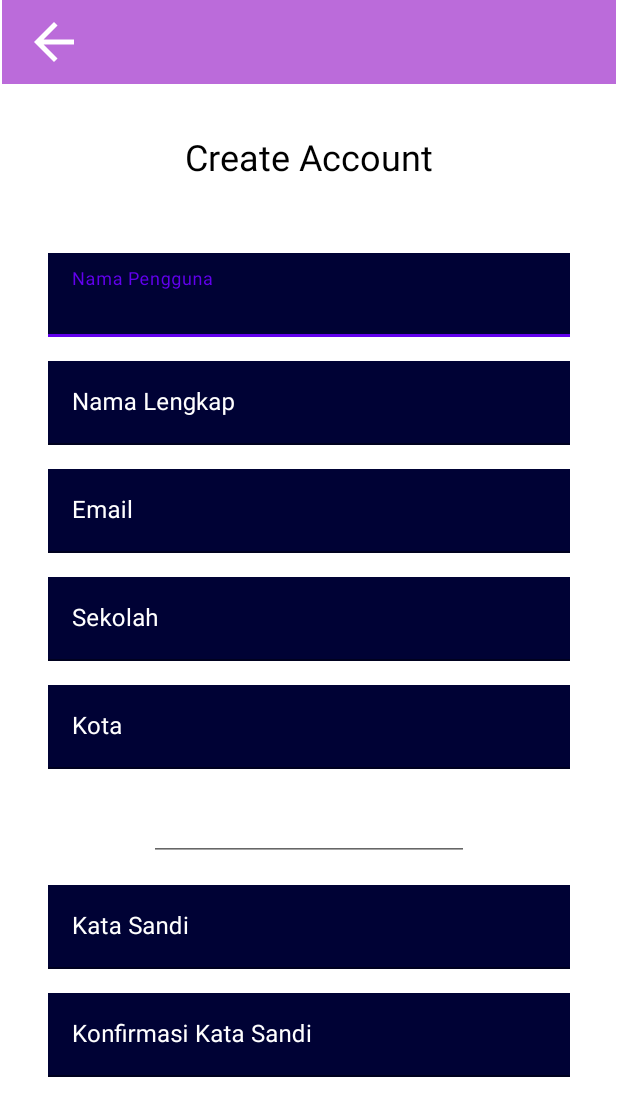
After one commit to dhavara/Bioxy-Mobile, an Android app: the layout fragment_register.xml on its own in the app's theme, with its tools: preview values and no code run, on a phone screen of 412 x 824 dp. The commit adds this screen. Shown: the top 1116 px of the screen. Run offline under Robolectric (Android 15) with nearby library versions, the phone set to English and light mode, and no system bars.

Commit message:
register fragment

```diff
--- /dev/null
+++ b/app/src/main/res/drawable/ic_baseline_arrow_back_24.xml
@@ -0,0 +1,5 @@
+<vector android:autoMirrored="true" android:height="24dp"
+    android:tint="#FFFFFF" android:viewportHeight="24"
+    android:viewportWidth="24" android:width="24dp" xmlns:android="http://schemas.android.com/apk/res/android">
+    <path android:fillColor="@android:color/white" android:pathData="M20,11H7.83l5.59,-5.59L12,4l-8,8 8,8 1.41,-1.41L7.83,13H20v-2z"/>
+</vector>
--- /dev/null
+++ b/app/src/main/res/layout/fragment_login.xml
@@ -0,0 +1,6 @@
+<?xml version="1.0" encoding="utf-8"?>
+<androidx.constraintlayout.widget.ConstraintLayout xmlns:android="http://schemas.android.com/apk/res/android"
+    xmlns:app="http://schemas.android.com/apk/res-auto"
+    xmlns:tools="http://schemas.android.com/tools"
+    android:layout_width="match_parent"
+    android:layout_height="match_parent"/>
--- /dev/null
+++ b/app/src/main/res/layout/fragment_register.xml
@@ -0,0 +1,191 @@
+<?xml version="1.0" encoding="utf-8"?>
+<androidx.constraintlayout.widget.ConstraintLayout xmlns:android="http://schemas.android.com/apk/res/android"
+    xmlns:app="http://schemas.android.com/apk/res-auto"
+    xmlns:tools="http://schemas.android.com/tools"
+    android:layout_width="match_parent"
+    android:layout_height="match_parent">
+
+    <androidx.appcompat.widget.Toolbar
+        android:id="@+id/toolbar"
+        android:layout_width="409dp"
+        android:layout_height="wrap_content"
+        android:background="@color/light_purple"
+        android:minHeight="?attr/actionBarSize"
+        android:theme="?attr/actionBarTheme"
+        app:layout_constraintEnd_toEndOf="parent"
+        app:layout_constraintStart_toStartOf="parent"
+        app:layout_constraintTop_toTopOf="parent" />
+
+    <ImageView
+        android:id="@+id/imageView"
+        android:layout_width="40dp"
+        android:layout_height="40dp"
+        android:layout_marginStart="16dp"
+        android:layout_marginTop="8dp"
+        app:layout_constraintStart_toStartOf="parent"
+        app:layout_constraintTop_toTopOf="parent"
+        app:srcCompat="@drawable/ic_baseline_arrow_back_24" />
+
+    <TextView
+        android:id="@+id/textView"
+        android:layout_width="wrap_content"
+        android:layout_height="wrap_content"
+        android:layout_marginTop="32dp"
+        android:text="Create Account"
+        android:textColor="#000000"
+        android:textSize="24sp"
+        app:layout_constraintEnd_toEndOf="parent"
+        app:layout_constraintStart_toStartOf="parent"
+        app:layout_constraintTop_toBottomOf="@+id/toolbar" />
+
+    <com.google.android.material.textfield.TextInputLayout
+        android:id="@+id/username_input"
+        android:layout_width="0dp"
+        android:layout_height="wrap_content"
+        android:layout_marginStart="32dp"
+        android:layout_marginTop="48dp"
+        android:layout_marginEnd="32dp"
+        android:textColorHint="#FFFFFF"
+        app:boxCornerRadiusBottomEnd="10dp"
+        app:boxCornerRadiusBottomStart="10dp"
+        app:boxCornerRadiusTopEnd="10dp"
+        app:boxCornerRadiusTopStart="10dp"
+        app:layout_constraintEnd_toEndOf="parent"
+        app:layout_constraintStart_toStartOf="parent"
+        app:layout_constraintTop_toBottomOf="@+id/textView">
+
+        <com.google.android.material.textfield.TextInputEditText
+            android:layout_width="match_parent"
+            android:layout_height="wrap_content"
+            android:background="#000235"
+            android:hint="Nama Pengguna" />
+    </com.google.android.material.textfield.TextInputLayout>
+
+    <com.google.android.material.textfield.TextInputLayout
+        android:id="@+id/fullname_input_register"
+        android:layout_width="0dp"
+        android:layout_height="wrap_content"
+        android:layout_marginStart="32dp"
+        android:layout_marginTop="16dp"
+        android:layout_marginEnd="32dp"
+        android:textColorHint="#FFFFFF"
+        app:layout_constraintEnd_toEndOf="parent"
+        app:layout_constraintStart_toStartOf="parent"
+        app:layout_constraintTop_toBottomOf="@+id/username_input">
+
+        <com.google.android.material.textfield.TextInputEditText
+            android:layout_width="match_parent"
+            android:layout_height="wrap_content"
+            android:background="#000235"
+            android:hint="Nama Lengkap" />
+    </com.google.android.material.textfield.TextInputLayout>
+
+    <com.google.android.material.textfield.TextInputLayout
+        android:id="@+id/email_input_register"
+        android:layout_width="0dp"
+        android:layout_height="wrap_content"
+        android:layout_marginStart="32dp"
+        android:layout_marginTop="16dp"
+        android:layout_marginEnd="32dp"
+        android:textColorHint="#FFFFFF"
+        app:layout_constraintEnd_toEndOf="parent"
+        app:layout_constraintStart_toStartOf="parent"
+        app:layout_constraintTop_toBottomOf="@+id/fullname_input_register">
+
+        <com.google.android.material.textfield.TextInputEditText
+            android:layout_width="match_parent"
+            android:layout_height="wrap_content"
+            android:background="#000235"
+            android:hint="Email" />
+    </com.google.android.material.textfield.TextInputLayout>
+
+    <com.google.android.material.textfield.TextInputLayout
+        android:id="@+id/school_input"
+        android:layout_width="0dp"
+        android:layout_height="wrap_content"
+        android:layout_marginStart="32dp"
+        android:layout_marginTop="16dp"
+        android:layout_marginEnd="32dp"
+        android:textColorHint="#FFFFFF"
+        app:layout_constraintEnd_toEndOf="parent"
+        app:layout_constraintStart_toStartOf="parent"
+        app:layout_constraintTop_toBottomOf="@+id/email_input_register">
+
+        <com.google.android.material.textfield.TextInputEditText
+            android:layout_width="match_parent"
+            android:layout_height="wrap_content"
+            android:background="#000235"
+            android:hint="Sekolah" />
+    </com.google.android.material.textfield.TextInputLayout>
+
+    <com.google.android.material.textfield.TextInputLayout
+        android:id="@+id/city_input"
+        android:layout_width="0dp"
+        android:layout_height="wrap_content"
+        android:layout_marginStart="32dp"
+        android:layout_marginTop="16dp"
+        android:layout_marginEnd="32dp"
+        android:textColorHint="#FFFFFF"
+        app:layout_constraintEnd_toEndOf="parent"
+        app:layout_constraintStart_toStartOf="parent"
+        app:layout_constraintTop_toBottomOf="@+id/school_input">
+
+        <com.google.android.material.textfield.TextInputEditText
+            android:layout_width="match_parent"
+            android:layout_height="wrap_content"
+            android:background="#000235"
+            android:hint="Kota" />
+    </com.google.android.material.textfield.TextInputLayout>
+
+    <EditText
+        android:id="@+id/editTextDate"
+        android:layout_width="wrap_content"
+        android:layout_height="wrap_content"
+        android:layout_marginStart="32dp"
+        android:layout_marginTop="16dp"
+        android:layout_marginEnd="32dp"
+        android:ems="10"
+        android:inputType="date"
+        app:layout_constraintEnd_toEndOf="parent"
+        app:layout_constraintStart_toStartOf="parent"
+        app:layout_constraintTop_toBottomOf="@+id/city_input" />
+
+    <com.google.android.material.textfield.TextInputLayout
+        android:id="@+id/password_input_register"
+        android:layout_width="0dp"
+        android:layout_height="wrap_content"
+        android:layout_marginStart="32dp"
+        android:layout_marginTop="16dp"
+        android:layout_marginEnd="32dp"
+        android:textColorHint="#FFFFFF"
+        app:layout_constraintEnd_toEndOf="parent"
+        app:layout_constraintStart_toStartOf="parent"
+        app:layout_constraintTop_toBottomOf="@+id/editTextDate">
+
+        <com.google.android.material.textfield.TextInputEditText
+            android:layout_width="match_parent"
+            android:layout_height="wrap_content"
+            android:background="#000235"
+            android:hint="Kata Sandi" />
+    </com.google.android.material.textfield.TextInputLayout>
+
+    <com.google.android.material.textfield.TextInputLayout
+        android:id="@+id/passwordConfirmation_input_register"
+        android:layout_width="0dp"
+        android:layout_height="wrap_content"
+        android:layout_marginStart="32dp"
+        android:layout_marginTop="16dp"
+        android:layout_marginEnd="32dp"
+        android:textColorHint="#FFFFFF"
+        app:layout_constraintEnd_toEndOf="parent"
+        app:layout_constraintStart_toStartOf="parent"
+        app:layout_constraintTop_toBottomOf="@+id/password_input_register">
+
+        <com.google.android.material.textfield.TextInputEditText
+            android:layout_width="match_parent"
+            android:layout_height="wrap_content"
+            android:background="#000235"
+            android:hint="Konfirmasi Kata Sandi" />
+    </com.google.android.material.textfield.TextInputLayout>
+
+</androidx.constraintlayout.widget.ConstraintLayout>
--- a/app/src/main/res/values/colors.xml
+++ b/app/src/main/res/values/colors.xml
@@ -7,4 +7,5 @@
     <color name="teal_700">#FF018786</color>
     <color name="black">#FF000000</color>
     <color name="white">#FFFFFFFF</color>
+    <color name="light_purple">#BB6BDA</color>
 </resources>
```
